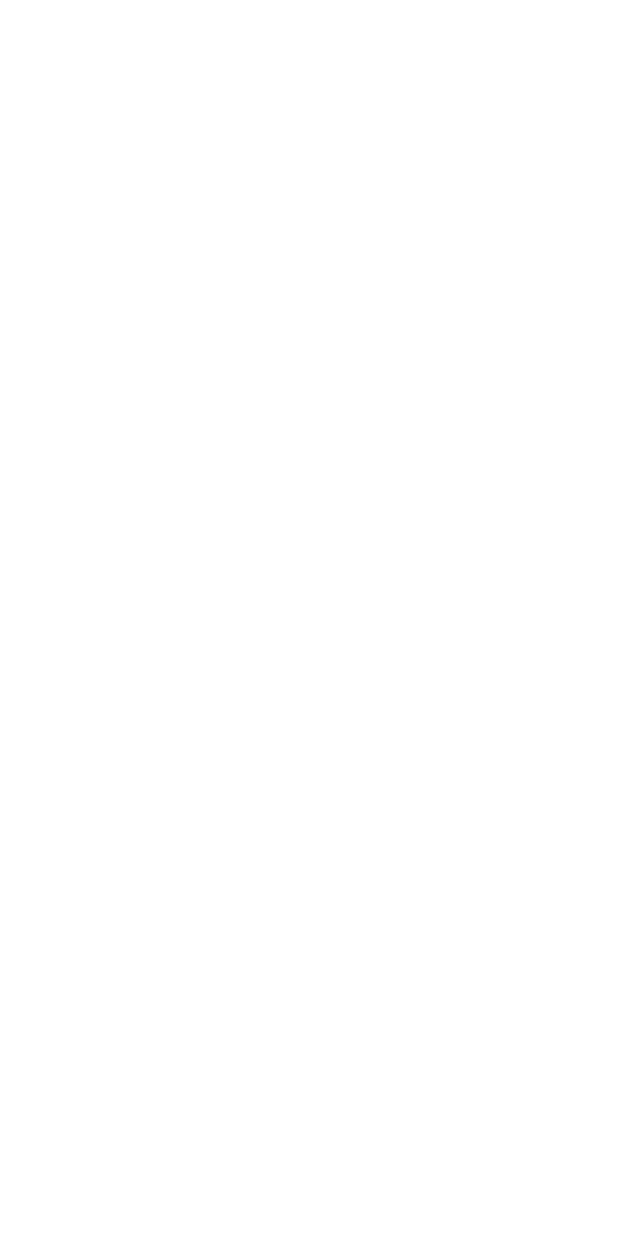
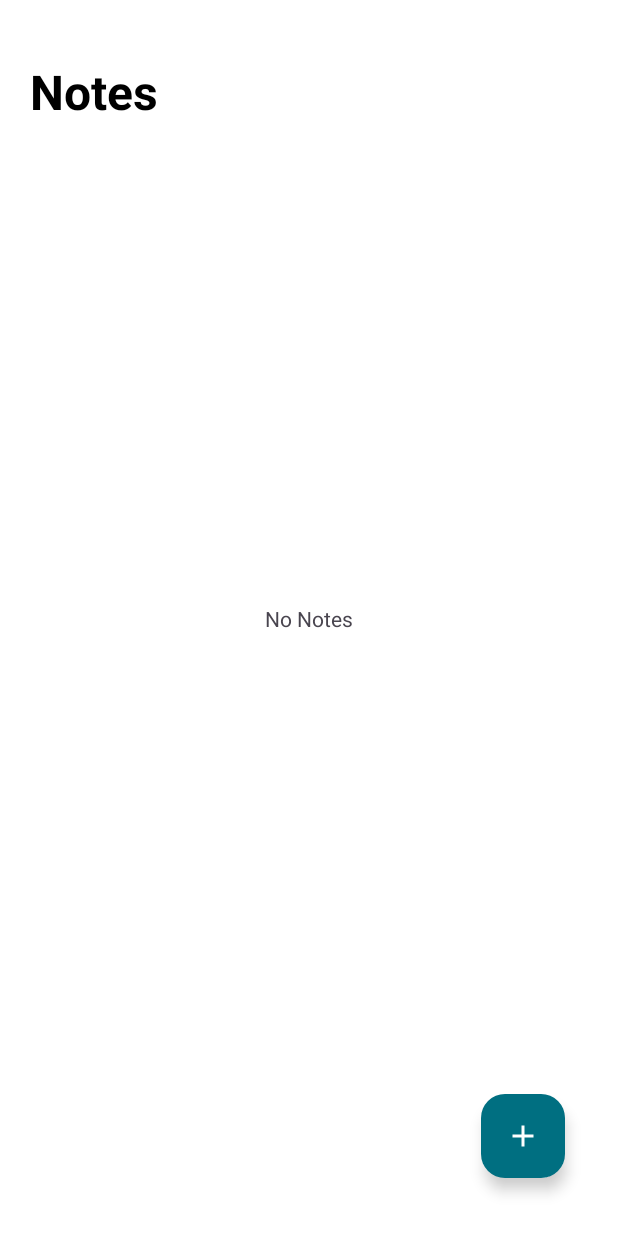
Before and after one commit to lakhan-ram/Notely, an Android app: the screen it shows after launch (MainActivity), on a phone screen of 412 x 824 dp. Before the commit the part shown is empty. Shown: the top 1233 px of the screen. Run offline under Robolectric (Android 15) with nearby library versions, the phone set to English and light mode, and no system bars.

Commit message:
add main screen

```diff
--- a/app/src/main/AndroidManifest.xml
+++ b/app/src/main/AndroidManifest.xml
@@ -13,10 +13,10 @@
         android:theme="@style/Theme.Notely"
         tools:targetApi="31" >
         <activity
-            android:name=".MainActivity"
+            android:name=".view.activities.MainActivity"
             android:exported="false" />
         <activity
-            android:name=".SplashActivity"
+            android:name=".view.activities.SplashActivity"
             android:exported="true" >
             <intent-filter>
                 <action android:name="android.intent.action.MAIN" />
--- a/app/src/main/java/com/example/notely/MainActivity.kt
+++ b/app/src/main/java/com/example/notely/view/activities/MainActivity.kt
@@ -1,12 +1,20 @@
-package com.example.notely
+package com.example.notely.view.activities
 
 import android.os.Bundle
+import android.widget.TextView
 import androidx.activity.enableEdgeToEdge
 import androidx.appcompat.app.AppCompatActivity
 import androidx.core.view.ViewCompat
 import androidx.core.view.WindowInsetsCompat
+import androidx.recyclerview.widget.RecyclerView
+import com.example.notely.R
+import com.google.android.material.floatingactionbutton.FloatingActionButton
 
 class MainActivity : AppCompatActivity() {
+    private lateinit var recyclerView: RecyclerView
+    private lateinit var btnAddNote: FloatingActionButton
+    private lateinit var tvNoNotes: TextView
+
     override fun onCreate(savedInstanceState: Bundle?) {
         super.onCreate(savedInstanceState)
         enableEdgeToEdge()
--- a/app/src/main/java/com/example/notely/SplashActivity.kt
+++ b/app/src/main/java/com/example/notely/view/activities/SplashActivity.kt
@@ -1,4 +1,4 @@
-package com.example.notely
+package com.example.notely.view.activities
 
 import android.annotation.SuppressLint
 import android.content.Intent
@@ -9,6 +9,7 @@ import androidx.activity.enableEdgeToEdge
 import androidx.appcompat.app.AppCompatActivity
 import androidx.core.view.ViewCompat
 import androidx.core.view.WindowInsetsCompat
+import com.example.notely.R
 
 @SuppressLint("CustomSplashScreen")
 class SplashActivity : AppCompatActivity() {
--- /dev/null
+++ b/app/src/main/res/drawable/ic_add.xml
@@ -0,0 +1,5 @@
+<vector xmlns:android="http://schemas.android.com/apk/res/android" android:height="24dp" android:tint="#000000" android:viewportHeight="24" android:viewportWidth="24" android:width="24dp">
+
+    <path android:fillColor="@android:color/white" android:pathData="M19,13h-6v6h-2v-6H5v-2h6V5h2v6h6v2z"/>
+
+</vector>
--- a/app/src/main/res/layout/activity_main.xml
+++ b/app/src/main/res/layout/activity_main.xml
@@ -5,6 +5,58 @@
     android:id="@+id/main"
     android:layout_width="match_parent"
     android:layout_height="match_parent"
-    tools:context=".MainActivity">
+    tools:context=".view.activities.MainActivity">
+
+    <TextView
+        android:id="@+id/tvTitleNotesText"
+        android:layout_width="match_parent"
+        android:layout_height="wrap_content"
+        android:text="@string/notes"
+        android:textSize="32sp"
+        android:textStyle="bold"
+        android:textColor="?attr/colorPrimary"
+        android:paddingStart="20dp"
+        android:paddingEnd="20dp"
+        app:layout_constraintBottom_toBottomOf="parent"
+        app:layout_constraintEnd_toEndOf="parent"
+        app:layout_constraintStart_toStartOf="parent"
+        app:layout_constraintTop_toTopOf="parent"
+        app:layout_constraintVertical_bias="0.050000012" />
+
+    <androidx.recyclerview.widget.RecyclerView
+        android:id="@+id/recyclerView"
+        android:layout_width="match_parent"
+        android:layout_height="0dp"
+        app:layout_constraintBottom_toBottomOf="parent"
+        app:layout_constraintEnd_toEndOf="parent"
+        app:layout_constraintStart_toStartOf="parent"
+        app:layout_constraintTop_toBottomOf="@+id/tvTitleNotesText" />
+
+    <com.google.android.material.floatingactionbutton.FloatingActionButton
+        android:id="@+id/btnAddNote"
+        android:layout_width="wrap_content"
+        android:layout_height="wrap_content"
+        android:backgroundTint="?attr/colorSecondary"
+        android:clickable="true"
+        android:focusable="true"
+        android:src="@drawable/ic_add"
+        android:contentDescription="@string/add_icon"
+        app:tint="?attr/colorOnSecondary"
+        app:layout_constraintBottom_toBottomOf="parent"
+        app:layout_constraintEnd_toEndOf="parent"
+        app:layout_constraintHorizontal_bias="0.9"
+        app:layout_constraintStart_toStartOf="parent"
+        app:layout_constraintTop_toTopOf="parent"
+        app:layout_constraintVertical_bias="0.95" />
+
+    <TextView
+        android:id="@+id/tvNoNotes"
+        android:layout_width="wrap_content"
+        android:layout_height="wrap_content"
+        android:text="@string/no_notes"
+        app:layout_constraintBottom_toBottomOf="parent"
+        app:layout_constraintEnd_toEndOf="parent"
+        app:layout_constraintStart_toStartOf="parent"
+        app:layout_constraintTop_toTopOf="parent" />
 
 </androidx.constraintlayout.widget.ConstraintLayout>
--- a/app/src/main/res/layout/activity_splash.xml
+++ b/app/src/main/res/layout/activity_splash.xml
@@ -5,7 +5,7 @@
     android:id="@+id/main"
     android:layout_width="match_parent"
     android:layout_height="match_parent"
-    tools:context=".SplashActivity">
+    tools:context=".view.activities.SplashActivity">
 
     <ImageView
         android:id="@+id/imageView"
--- a/app/src/main/res/values/strings.xml
+++ b/app/src/main/res/values/strings.xml
@@ -1,4 +1,7 @@
 <resources>
     <string name="app_name">Notely</string>
     <string name="app_icon">App Icon</string>
+    <string name="notes">Notes</string>
+    <string name="add_icon">Add Icon</string>
+    <string name="no_notes">No Notes</string>
 </resources>
```
